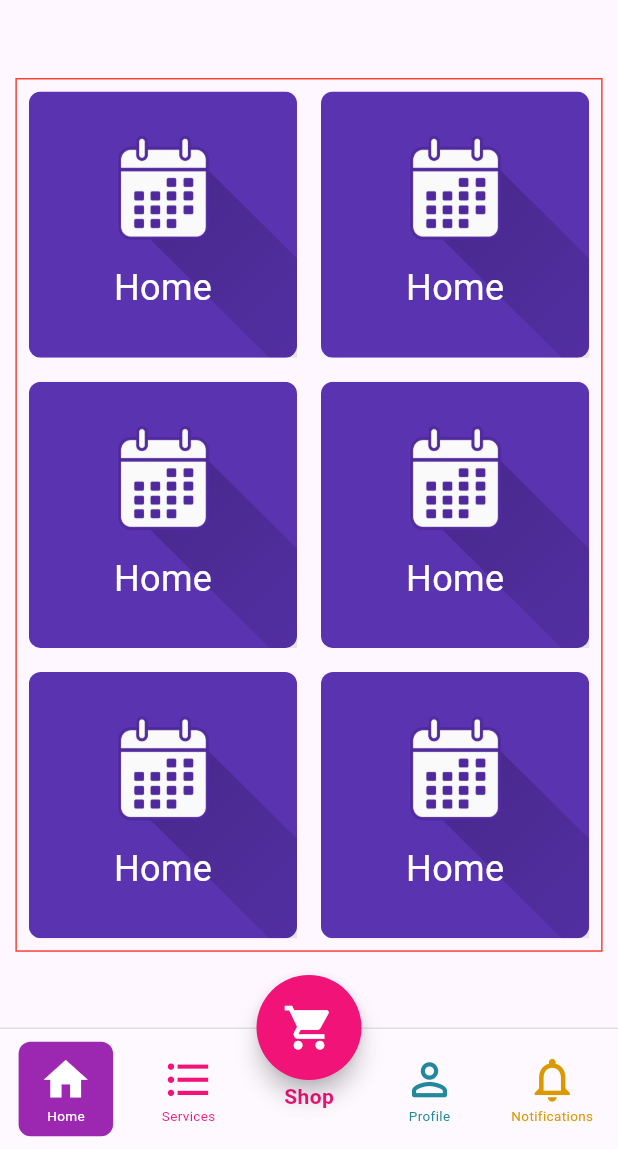
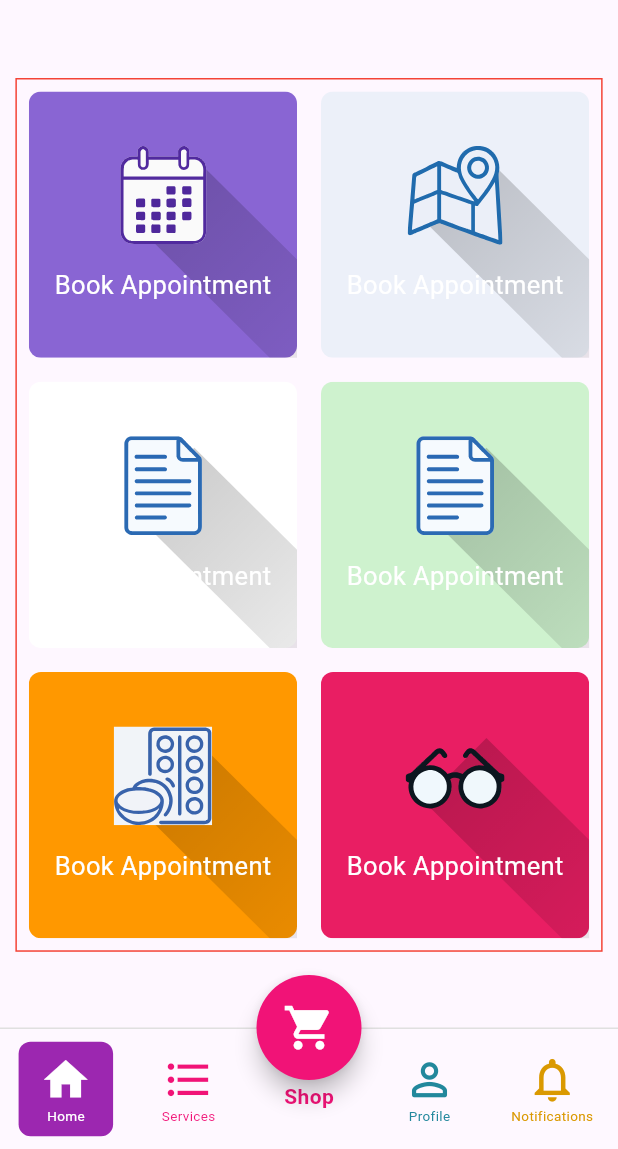
Before and after one commit to abbashashem283/babivision, a Flutter app: the screen it shows after launch, on a phone screen of 412 x 824 dp, the part 87-1236 px from its top. Run offline on Flutter 3.47's test engine with Material 3 defaults, Android fonts, the phone set to English and light mode, and no system bars; our stand-ins replace dio, flutter_dotenv, flutter_secure_storage, flutter_svg, pin_code_fields.

Commit message:
working on home grid svgs

```diff
--- /dev/null
+++ b/lib/Utils/extenstions/ResponsiveContext.dart
@@ -0,0 +1,31 @@
+import 'package:flutter/material.dart';
+
+enum ScreenSize { sm, md, lg, xl, xxl }
+
+extension ResponsiveContext on BuildContext {
+  double get width => MediaQuery.of(this).size.width;
+
+  ScreenSize get screenSize {
+    if (width >= 1536) return ScreenSize.xxl;
+    if (width >= 1280) return ScreenSize.xl;
+    if (width >= 1024) return ScreenSize.lg;
+    if (width >= 768) return ScreenSize.md;
+    return ScreenSize.sm;
+  }
+
+  T responsive<T>({required T sm, T? md, T? lg, T? xl, T? xxl}) {
+    switch (screenSize) {
+      case ScreenSize.xxl:
+        return xxl ?? xl ?? lg ?? md ?? sm;
+      case ScreenSize.xl:
+        return xl ?? lg ?? md ?? sm;
+      case ScreenSize.lg:
+        return lg ?? md ?? sm;
+      case ScreenSize.md:
+        return md ?? sm;
+      case ScreenSize.sm:
+      default:
+        return sm;
+    }
+  }
+}
--- a/lib/data/KConstants.dart
+++ b/lib/data/KConstants.dart
@@ -13,6 +13,8 @@ class KColors {
   static final Color aboutUsIcon = Color.fromARGB(255, 90, 51, 176);
   static final Color contactIcon = Color.fromARGB(255, 39, 118, 143);
   static final Color appointment = Color.fromARGB(255, 137, 101, 211);
+  static final Color findUs = Color.fromARGB(255, 236, 240, 249);
+  static final Color orderLenses = Color.fromARGB(255, 206, 242, 206);
 
   static Color getColor(context, String color) {
     switch (color) {
--- a/lib/views/pages/HomePage.dart
+++ b/lib/views/pages/HomePage.dart
@@ -5,6 +5,7 @@ import 'package:babivision/views/cards/DiagonalShadow.dart';
 import 'package:babivision/views/debug/B.dart';
 import 'package:flutter/material.dart';
 import 'package:babivision/data/KConstants.dart';
+import 'package:flutter_svg/svg.dart';
 
 class Homepage extends StatefulWidget {
   const Homepage({super.key});
@@ -16,7 +17,12 @@ class Homepage extends StatefulWidget {
 class _HomepageState extends State<Homepage> {
   int _currentIndex = 0;
 
-  Widget _buildGridRow(List<Map<String, dynamic>> itemsData) {
+  Widget _buildGridRow(
+    BuildContext context,
+    List<Map<String, dynamic>> itemsData,
+  ) {
+    double width = MediaQuery.of(context).size.width;
+    double height = MediaQuery.of(context).size.height;
     return Expanded(
       child: Row(
         children:
@@ -26,18 +32,21 @@ class _HomepageState extends State<Homepage> {
                     child: Padding(
                       padding: const EdgeInsets.all(8.0),
                       child: DiagonalShadow(
-                        shadowSize: 60,
+                        shadowSize: (height * .08) * .9,
                         label: Text(
-                          "Home",
-                          style: TextStyle(color: Colors.white, fontSize: 24),
+                          data["label"],
+                          style: TextStyle(
+                            color: Colors.white,
+                            fontSize: (height * 0.03).clamp(0, 17),
+                          ),
                         ),
-                        icon: Image.asset(
-                          "assets/icon-images/calendar.png",
-                          width: 70,
-                          height: 70,
+                        icon: SvgPicture.asset(
+                          data["img_src"],
+                          width: height * 0.08,
+                          height: height * 0.08,
                         ),
                         decoration: BoxDecoration(
-                          color: KColors.aboutUsIcon,
+                          color: data["backgroundColor"],
                           borderRadius: BorderRadius.circular(8),
                         ),
                         //shadowDecoration: BoxDecoration(color: Colors.red),
@@ -52,9 +61,6 @@ class _HomepageState extends State<Homepage> {
 
   @override
   Widget build(BuildContext context) {
-    double width = MediaQuery.of(context).size.width;
-    double height = MediaQuery.of(context).size.height;
-
     bool homeActive = _currentIndex == 0;
     bool servicesActive = _currentIndex == 1;
     bool profileActive = _currentIndex == 2;
@@ -237,52 +243,45 @@ class _HomepageState extends State<Homepage> {
             //height: 250,
             child: Column(
               children: [
-                _buildGridRow([
+                _buildGridRow(context, [
                   {
                     "onPress": null,
-                    "icon": Icon(
-                      Icons.calendar_month,
-                      size: 40,
-                      color: Colors.white,
-                    ),
-                    "label": Text(
-                      "Book Appointment",
-                      style: TextStyle(color: Colors.white),
-                    ),
+                    "img_src": "assets/icon-images/calendar.svg",
+                    "label": "Book Appointment",
                     "backgroundColor": KColors.appointment,
                   },
                   {
                     "onPress": null,
-                    "icon": Icon(Icons.question_mark_outlined, size: 40),
-                    "label": Text("Ask Please"),
-                    "backgroundColor": Colors.green,
+                    "img_src": "assets/icon-images/map.svg",
+                    "label": "Book Appointment",
+                    "backgroundColor": KColors.findUs,
                   },
                 ]),
-                _buildGridRow([
+                _buildGridRow(context, [
                   {
                     "onPress": null,
-                    "icon": Icon(Icons.question_mark_outlined, size: 40),
-                    "label": Text("Ask Please"),
-                    "backgroundColor": Colors.yellow,
+                    "img_src": "assets/icon-images/note.svg",
+                    "label": "Book Appointment",
+                    "backgroundColor": Colors.white,
                   },
                   {
                     "onPress": null,
-                    "icon": Icon(Icons.question_mark_outlined, size: 40),
-                    "label": Text("Ask Please"),
-                    "backgroundColor": Colors.teal,
+                    "img_src": "assets/icon-images/note.svg",
+                    "label": "Book Appointment",
+                    "backgroundColor": KColors.orderLenses,
                   },
                 ]),
-                _buildGridRow([
+                _buildGridRow(context, [
                   {
                     "onPress": null,
-                    "icon": Icon(Icons.question_mark_outlined, size: 40),
-                    "label": Text("Ask Please"),
+                    "img_src": "assets/icon-images/lenses.svg",
+                    "label": "Book Appointment",
                     "backgroundColor": Colors.orange,
                   },
                   {
                     "onPress": null,
-                    "icon": Icon(Icons.question_mark_outlined, size: 40),
-                    "label": Text("Ask Please"),
+                    "img_src": "assets/icon-images/glasses.svg",
+                    "label": "Book Appointment",
                     "backgroundColor": Colors.pink,
                   },
                 ]),
--- a/pubspec.yaml
+++ b/pubspec.yaml
@@ -39,6 +39,7 @@ dependencies:
   flutter_dotenv: ^6.0.0
   dio: ^5.9.0
   flutter_secure_storage: ^9.2.4
+  flutter_svg: ^2.2.1
 
 
 
```
Also changed, not shown: assets/icon-images/calendar.svg (added), assets/icon-images/glasses.svg (added), assets/icon-images/lenses.svg (added), assets/icon-images/map.svg (added), assets/icon-images/note.svg (added), pubspec.lock.
